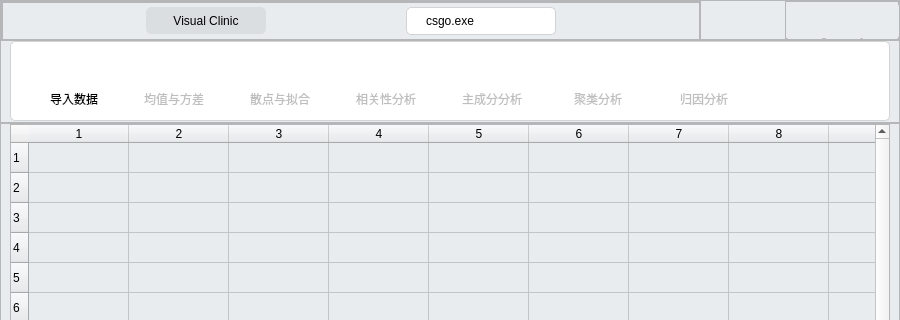
Qt form visual-clinic/mainwindow.ui (gtxzsxxk/visual-clinic) before a commit; both pictures show x 0 to 900 and y 0 to 320 of the 900 by 630 pixel window.
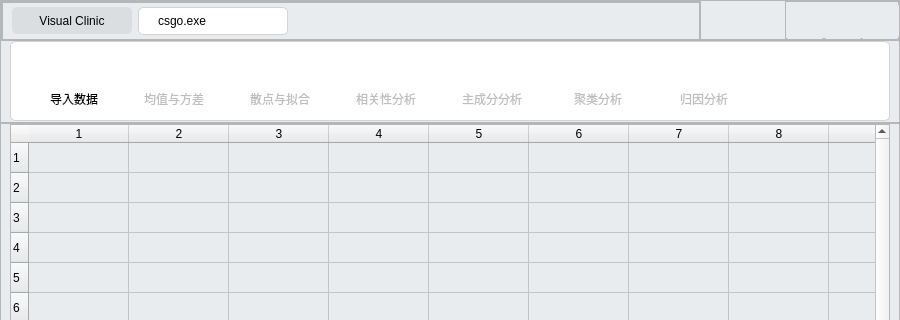
The same form after that commit. Icons and pictures are not drawn.

Diff of the .ui file:
```diff
--- a/visual-clinic/mainwindow.ui
+++ b/visual-clinic/mainwindow.ui
@@ -311,6 +311,19 @@
                </layout>
               </widget>
              </item>
+             <item>
+              <spacer name="titleBarSpacer">
+               <property name="orientation">
+                <enum>Qt::Horizontal</enum>
+               </property>
+               <property name="sizeHint" stdset="0">
+                <size>
+                 <width>40</width>
+                 <height>20</height>
+                </size>
+               </property>
+              </spacer>
+             </item>
             </layout>
            </widget>
           </item>
```
